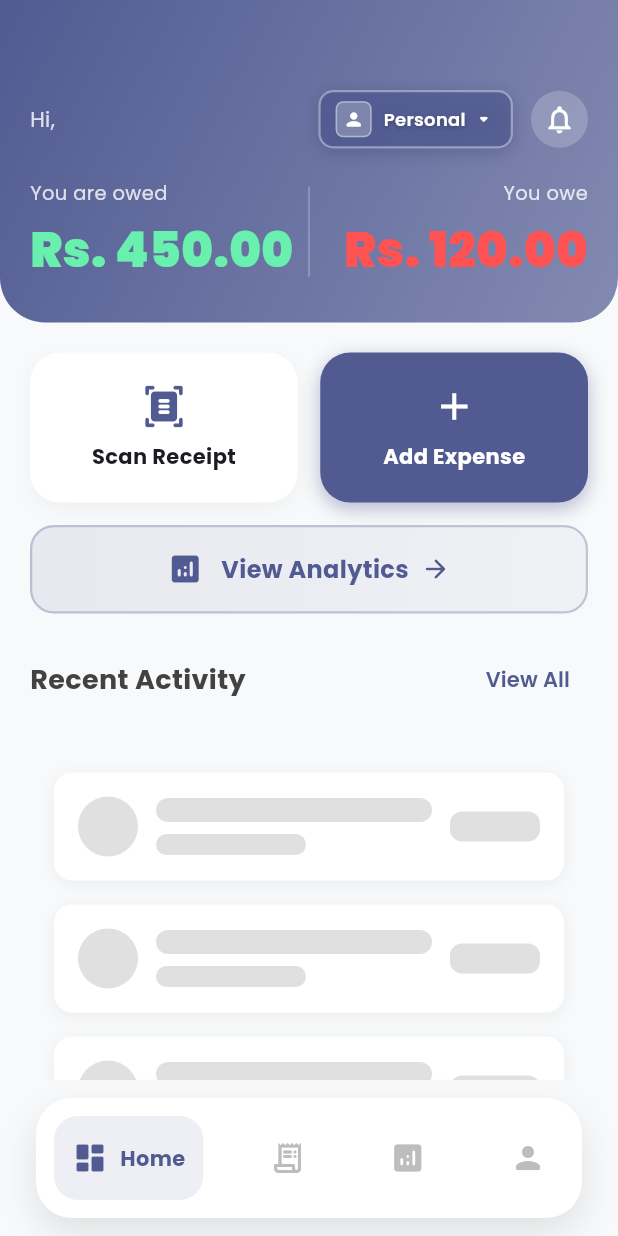
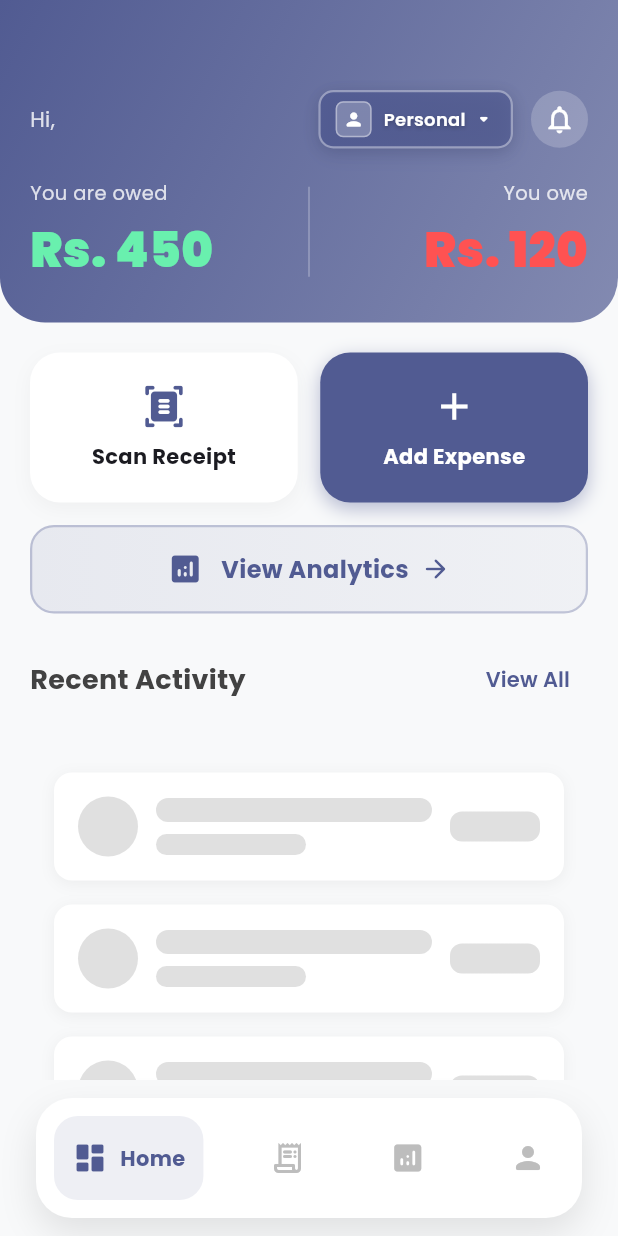
Before and after one commit to Sarthakanon/RoomEase, a Flutter app: the MobileDashboard screen opened by its route, on a phone screen of 412 x 824 dp. Run offline on Flutter 3.47's test engine with Material 3 defaults, Android fonts, the phone set to English and light mode, and no system bars; our stand-ins replace cloud_firestore, cookie_jar, dio, dio_cookie_manager, firebase_auth, firebase_core and 7 more; missing offline and left inert: google_mlkit_text_recognition; accounts and stored records are empty; network calls fail.

Commit message:
fix(frontend): display balance as integers without decimals

```diff
--- a/lib/features/home/mobile_dashboard.dart
+++ b/lib/features/home/mobile_dashboard.dart
@@ -811,7 +811,7 @@ class _MobileDashboardState extends State<MobileDashboard> {
                             ),
                             const SizedBox(height: 6),
                             const Text(
-                              'Rs. 450.00',
+                              'Rs. 450',
                               style: TextStyle(
                                 color: Colors.greenAccent,
                                 fontSize: 32,
@@ -839,7 +839,7 @@ class _MobileDashboardState extends State<MobileDashboard> {
                             ),
                             const SizedBox(height: 6),
                             const Text(
-                              'Rs. 120.00',
+                              'Rs. 120',
                               style: TextStyle(
                                 color: Colors.redAccent,
                                 fontSize: 32,
```
